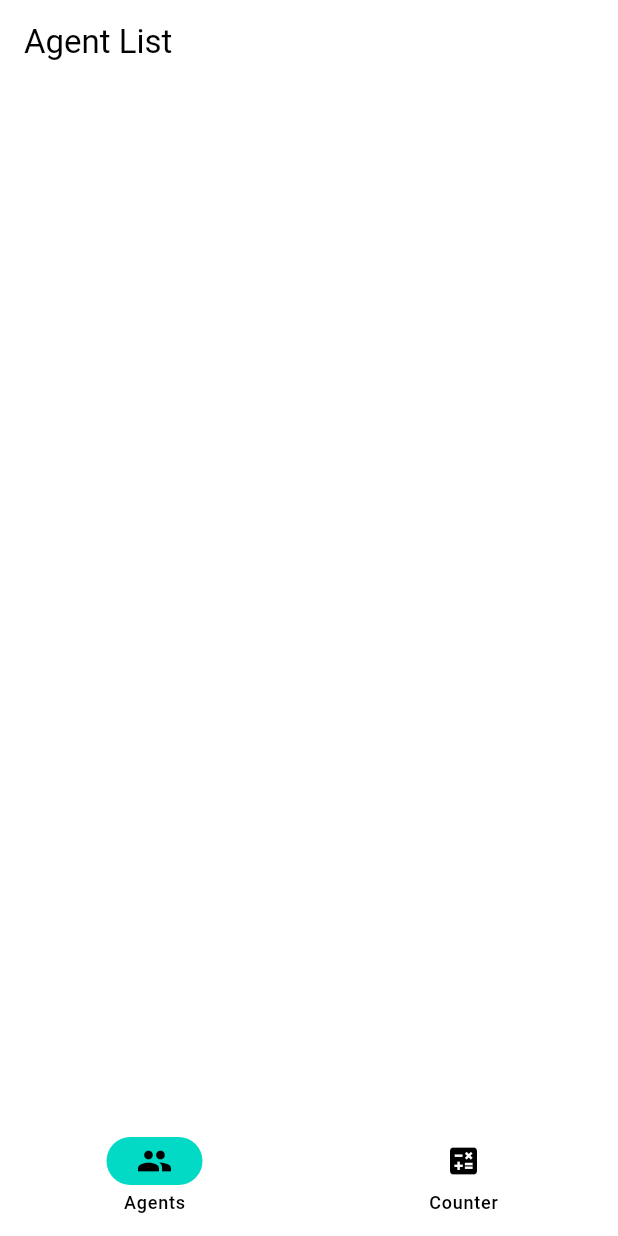
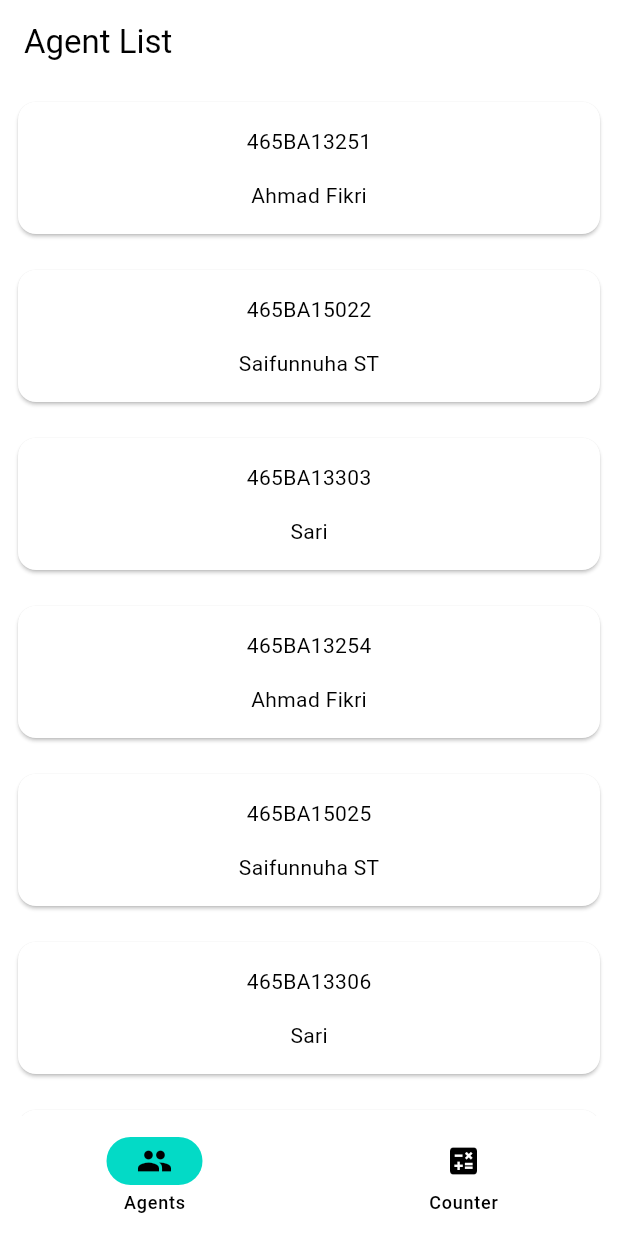
Before and after one commit to kefasjw/flutter_arch_proposal, a Flutter app: the screen it shows after launch, on a phone screen of 412 x 824 dp. Run offline on Flutter 3.47's test engine with Material 2 defaults, Android fonts, the phone set to English and light mode, and no system bars; our stand-ins replace flutter_riverpod, go_router.

Commit message:
Agent list

```diff
--- /dev/null
+++ b/lib/core/data/repository/agent_repository.dart
@@ -0,0 +1,26 @@
+import 'package:flutter_arch_proposal/core/model/agent.dart';
+import 'package:flutter_riverpod/flutter_riverpod.dart';
+
+class AgentRepository {
+  static final provider = Provider((ref) => AgentRepository());
+
+  Future<List<Agent>> getAgentList() async {
+    await Future.delayed(const Duration(seconds: 2));
+    return agentData;
+  }
+
+  Future<Agent> getAgent(String id) async {
+    await Future.delayed(const Duration(seconds: 2));
+    return agentData.firstWhere((agent) => agent.id == id);
+  }
+}
+
+final agentData = [
+  Agent(id: "465BA13251", name: "Ahmad Fikri", status: AgentStatus.active),
+  Agent(id: "465BA15022", name: "Saifunnuha ST", status: AgentStatus.inactive),
+  Agent(id: "465BA13303", name: "Sari", status: AgentStatus.retired),
+  Agent(id: "465BA13254", name: "Ahmad Fikri", status: AgentStatus.active),
+  Agent(id: "465BA15025", name: "Saifunnuha ST", status: AgentStatus.inactive),
+  Agent(id: "465BA13306", name: "Sari", status: AgentStatus.retired),
+  Agent(id: "465BA13257", name: "Ahmad Fikri", status: AgentStatus.active),
+];
--- /dev/null
+++ b/lib/core/model/agent.dart
@@ -0,0 +1,19 @@
+class Agent {
+  Agent({
+    required this.id,
+    required this.name,
+    required this.status,
+  });
+
+  final String id;
+
+  final String name;
+
+  final AgentStatus status;
+}
+
+enum AgentStatus {
+  active,
+  inactive,
+  retired,
+}
--- a/lib/feature/agent/list/agent_list_screen.dart
+++ b/lib/feature/agent/list/agent_list_screen.dart
@@ -1,7 +1,23 @@
 import 'package:flutter/material.dart';
+import 'package:flutter_arch_proposal/core/model/agent.dart';
+import 'package:flutter_arch_proposal/feature/agent/list/agent_list_view_model.dart';
+import 'package:flutter_riverpod/flutter_riverpod.dart';
 
-class AgentListScreen extends StatelessWidget {
+class AgentListScreen extends ConsumerStatefulWidget {
   const AgentListScreen({super.key});
+
+  @override
+  ConsumerState<AgentListScreen> createState() => _AgentListScreenState();
+}
+
+class _AgentListScreenState extends ConsumerState<AgentListScreen> {
+  @override
+  void initState() {
+    super.initState();
+    WidgetsBinding.instance.addPostFrameCallback((_) {
+      ref.read(AgentListViewModel.provider.notifier).onScreenLoaded();
+    });
+  }
 
   @override
   Widget build(BuildContext context) {
@@ -9,6 +25,61 @@ class AgentListScreen extends StatelessWidget {
       appBar: AppBar(
         title: const Text("Agent List"),
       ),
+      body: Consumer(
+        builder: (context, ref, child) {
+          final agentListUiState = ref.watch(
+            AgentListViewModel.provider
+                .select((state) => state.agentListUiState),
+          );
+          return agentListUiState.when(
+            data: (data) => _agentList(data),
+            error: (error, stackTrace) => _retry(),
+            loading: () => _loading(),
+          );
+        },
+      ),
+    );
+  }
+
+  Widget _agentList(List<Agent> agentList) {
+    return ListView.builder(
+      itemCount: agentList.length,
+      itemBuilder: (context, index) {
+        return Padding(
+          padding: const EdgeInsets.all(8.0),
+          child: _agentCard(agentList[index]),
+        );
+      },
+    );
+  }
+
+  Widget _agentCard(Agent agent) {
+    return Card(
+      child: Padding(
+        padding: const EdgeInsets.all(16.0),
+        child: Column(
+          children: [
+            Text(agent.id),
+            const SizedBox(height: 16.0),
+            Text(agent.name),
+          ],
+        ),
+      ),
+    );
+  }
+
+  Widget _loading() {
+    return const Center(child: CircularProgressIndicator());
+  }
+
+  Widget _retry() {
+    return Center(
+      child: ElevatedButton(
+        onPressed: () {
+          ref.read(AgentListViewModel.provider.notifier).onAgentListRetried();
+        },
+        child: const Text("Retry"),
+      ),
     );
   }
 }
--- /dev/null
+++ b/lib/feature/agent/list/agent_list_view_model.dart
@@ -0,0 +1,47 @@
+import 'package:flutter_arch_proposal/core/data/repository/agent_repository.dart';
+import 'package:flutter_arch_proposal/core/model/agent.dart';
+import 'package:flutter_riverpod/flutter_riverpod.dart';
+
+class AgentListViewModel extends StateNotifier<AgentListScreenUiState> {
+  AgentListViewModel(this._agentRepository)
+      : super(const AgentListScreenUiState());
+
+  static final provider = StateNotifierProvider.autoDispose<AgentListViewModel,
+      AgentListScreenUiState>((ref) {
+    return AgentListViewModel(ref.watch(AgentRepository.provider));
+  });
+
+  final AgentRepository _agentRepository;
+
+  void onScreenLoaded() {
+    _loadAgentList();
+  }
+
+  void onAgentListRetried() {
+    _loadAgentList();
+  }
+
+  Future<void> _loadAgentList() async {
+    state = state.copyWith(agentListUiState: const AsyncValue.loading());
+    final agentList =
+        await AsyncValue.guard(() => _agentRepository.getAgentList());
+    if (!mounted) return;
+    state = state.copyWith(agentListUiState: agentList);
+  }
+}
+
+class AgentListScreenUiState {
+  const AgentListScreenUiState({
+    this.agentListUiState = const AsyncValue.loading(),
+  });
+
+  final AsyncValue<List<Agent>> agentListUiState;
+
+  AgentListScreenUiState copyWith({
+    AsyncValue<List<Agent>>? agentListUiState,
+  }) {
+    return AgentListScreenUiState(
+      agentListUiState: agentListUiState ?? this.agentListUiState,
+    );
+  }
+}
--- a/lib/main.dart
+++ b/lib/main.dart
@@ -1,4 +1,5 @@
 import 'package:flutter/material.dart';
 import 'package:flutter_arch_proposal/core/app/app.dart';
+import 'package:flutter_riverpod/flutter_riverpod.dart';
 
-void main() => runApp(const App());
+void main() => runApp(const ProviderScope(child: App()));
--- a/pubspec.yaml
+++ b/pubspec.yaml
@@ -12,6 +12,7 @@ dependencies:
   cupertino_icons: ^1.0.2
   flutter:
     sdk: flutter
+  flutter_riverpod: ^2.1.1
   go_router: ^5.2.4
 
 dev_dependencies:
```
Also changed, not shown: pubspec.lock.
